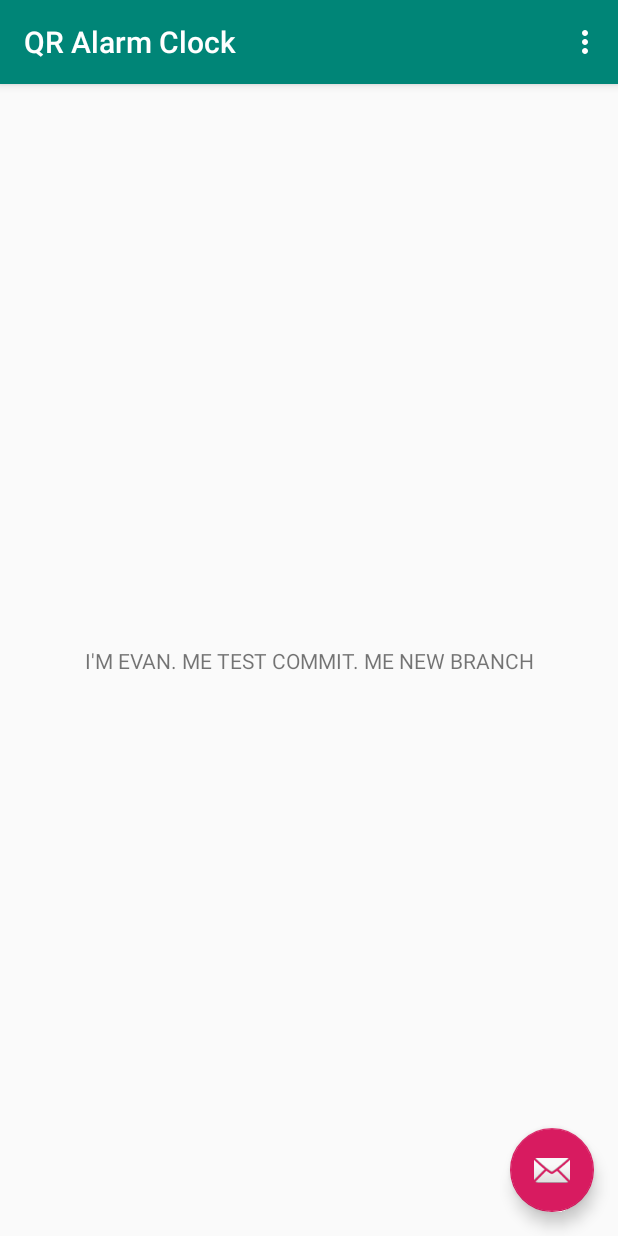
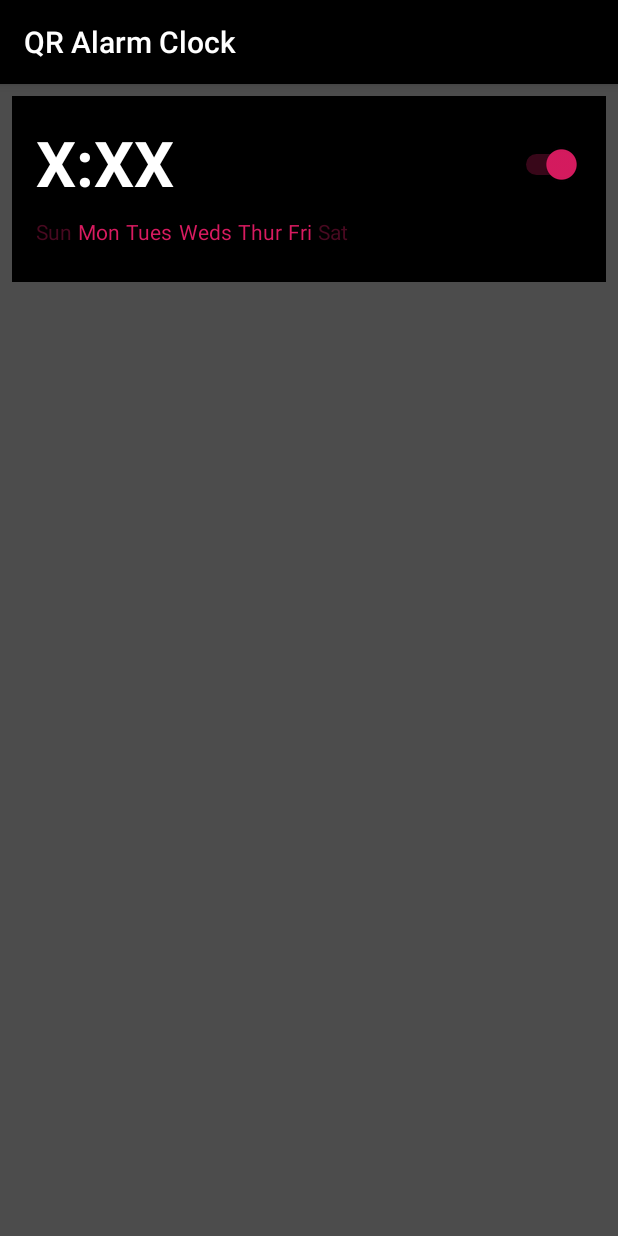
Before and after one commit to topoftheyear/QR-Alarm-Clock, an Android app: the screen it shows after launch (TestActivity before the commit, MainAlarms after it), on a phone screen of 412 x 824 dp. Run offline under Robolectric (Android 15) with nearby library versions, the phone set to English and light mode, and no system bars.

Commit message:
Created main page w/ one alarm. Alarm is hardcoded in, does not function at all.
TODO: Everything, including:
Make a click on Card open alarm settings screen (second activity)
Make toggle switch grey the Card in/out
Make text in card reflect alarm settings

```diff
--- a/app/build.gradle
+++ b/app/build.gradle
@@ -34,10 +34,14 @@ android {
 
 dependencies {
     implementation fileTree(dir: 'libs', include: ['*.jar'])
-    implementation"org.jetbrains.kotlin:kotlin-stdlib-jdk7:$kotlin_version"
+    implementation "org.jetbrains.kotlin:kotlin-stdlib-jdk7:$kotlin_version"
     implementation 'com.android.support:appcompat-v7:28.0.0'
     implementation 'com.android.support.constraint:constraint-layout:1.1.3'
     implementation 'com.android.support:design:28.0.0'
+
+    implementation 'com.android.support:cardview-v7:28.0.0'
+
+    implementation 'com.android.support:support-v4:28.0.0'
     testImplementation 'junit:junit:4.12'
     androidTestImplementation 'com.android.support.test:runner:1.0.2'
     androidTestImplementation 'com.android.support.test.espresso:espresso-core:3.0.2'
--- /dev/null
+++ b/app/src/main/java/crundle/qralarmclock/MainAlarms.java
@@ -0,0 +1,12 @@
+package crundle.qralarmclock;
+import android.os.Bundle;
+import android.support.v7.app.AppCompatActivity;
+
+public class MainAlarms extends AppCompatActivity {
+
+    @Override
+    protected void onCreate(Bundle savedInstanceState) {
+        super.onCreate(savedInstanceState);
+        setContentView(R.layout.activity_main_alarms);
+    }
+}
--- a/app/src/main/java/crundle/qralarmclock/TestActivity.kt
+++ /dev/null
@@ -1,56 +0,0 @@
-package crundle.qralarmclock
-
-import android.os.Bundle
-import android.support.design.widget.Snackbar
-import android.support.v7.app.AppCompatActivity;
-import android.view.Menu
-import android.view.MenuItem
-
-import kotlinx.android.synthetic.main.activity_test.*
-import kotlinx.android.synthetic.main.content_test.*
-class TestActivity : AppCompatActivity() {
-
-    override fun onCreate(savedInstanceState: Bundle?) {
-        super.onCreate(savedInstanceState)
-        setContentView(R.layout.activity_test)
-        setSupportActionBar(toolbar)
-
-        fab.setOnClickListener { view ->
-            Snackbar.make(view, "Replace with your own action", Snackbar.LENGTH_LONG)
-                    .setAction("Action", null).show()
-        }
-
-    // Example of a call to a native method
-    sample_text.text = stringFromJNI()
-    }
-
-    override fun onCreateOptionsMenu(menu: Menu): Boolean {
-        // Inflate the menu; this adds items to the action bar if it is present.
-        menuInflater.inflate(R.menu.menu_test, menu)
-        return true
-    }
-
-    override fun onOptionsItemSelected(item: MenuItem): Boolean {
-        // Handle action bar item clicks here. The action bar will
-        // automatically handle clicks on the Home/Up button, so long
-        // as you specify a parent activity in AndroidManifest.xml.
-        return when(item.itemId) {
-            R.id.action_settings -> true
-            else -> super.onOptionsItemSelected(item)
-        }
-    }
-
-    /**
-     * A native method that is implemented by the 'native-lib' native library,
-     * which is packaged with this application.
-     */
-    external fun stringFromJNI(): String
-
-    companion object {
-
-        // Used to load the 'native-lib' library on application startup.
-        init {
-            System.loadLibrary("native-lib")
-        }
-    }
-}
--- /dev/null
+++ b/app/src/main/res/layout/activity_main_alarms.xml
@@ -0,0 +1,174 @@
+<?xml version="1.0" encoding="utf-8"?>
+<android.support.constraint.ConstraintLayout
+        xmlns:android="http://schemas.android.com/apk/res/android"
+        xmlns:tools="http://schemas.android.com/tools"
+        xmlns:app="http://schemas.android.com/apk/res-auto"
+        android:layout_width="match_parent"
+        android:layout_height="match_parent"
+        tools:context=".MainAlarms">
+
+    <LinearLayout
+            android:orientation="vertical"
+            android:weightSum="10"
+            android:layout_width="0dp"
+            android:layout_height="140dp"
+            app:layout_constraintEnd_toEndOf="parent"
+            app:layout_constraintStart_toStartOf="parent"
+    >
+
+        <GridLayout
+                android:id="@+id/mainGrid"
+                android:columnCount="1"
+                android:rowCount="1"
+                android:alignmentMode="alignMargins"
+                android:columnOrderPreserved="false"
+                android:layout_weight="0"
+                android:layout_width="match_parent"
+                android:layout_height="match_parent"
+                android:padding="8dp"
+        >
+
+            <!--Card where Alarm should go-->
+            <android.support.v7.widget.CardView
+                    android:layout_width="0dp"
+                    android:layout_height="match_parent"
+                    android:layout_columnWeight="1"
+                    android:layout_marginBottom="0dp"
+                    android:layout_marginLeft="0dp"
+                    android:layout_marginRight="0dp"
+                    app:cardElevation="8dp"
+                    app:cardCornerRadius="0dp"
+                    app:cardBackgroundColor="@color/colorPrimaryDark"
+            >
+                <android.support.constraint.ConstraintLayout
+                        android:layout_width="match_parent"
+                        android:layout_height="140dp">
+
+                    <TextView
+                            android:id="@+id/textView5"
+                            android:text="X:XX"
+                            android:textColor="@android:color/white"
+                            android:textSize="42sp"
+                            android:textStyle="bold"
+                            android:layout_height="wrap_content"
+                            android:layout_width="95dp"
+                            android:layout_toStartOf="@+id/switch1"
+                            app:layout_constraintTop_toTopOf="parent"
+                            app:layout_constraintStart_toStartOf="parent"
+                            android:layout_marginStart="16dp"
+                            android:layout_marginTop="16dp"/>
+
+                    <Switch
+                            android:id="@+id/switch1"
+                            android:layout_height="wrap_content"
+                            android:layout_width="wrap_content"
+                            android:checked="true"
+                            android:textAllCaps="false"
+                            android:layout_alignParentEnd="true"
+                            android:layout_alignParentTop="true"
+                            app:layout_constraintEnd_toEndOf="parent"
+                            android:layout_marginEnd="16dp"
+                            android:layout_marginTop="32dp"
+                            app:layout_constraintTop_toTopOf="parent"/>
+
+
+                    <!-- Days -->
+                    <TextView
+                            android:id="@+id/daySun"
+                            android:text="Sun"
+                            android:layout_width="wrap_content"
+                            android:layout_height="wrap_content"
+                            android:layout_alignParentStart="true"
+                            android:layout_alignParentBottom="true"
+                            android:textColor="@color/dayNotSelected"
+                            app:layout_constraintStart_toStartOf="parent"
+                            android:layout_marginStart="16dp"
+                            android:layout_marginTop="8dp"
+                            app:layout_constraintTop_toBottomOf="@+id/textView5"/>
+                    <TextView
+                            android:id="@+id/dayMon"
+                            android:text="Mon"
+                            android:layout_width="wrap_content"
+                            android:layout_height="wrap_content"
+                            android:layout_alignParentStart="true"
+                            android:layout_alignParentBottom="true"
+                            android:textColor="@color/daySelected"
+                            android:layout_marginTop="8dp"
+                            app:layout_constraintTop_toBottomOf="@+id/textView5"
+                            app:layout_constraintStart_toEndOf="@+id/daySun"
+                            android:layout_marginStart="4dp"/>
+                    <TextView
+                            android:id="@+id/dayTues"
+                            android:text="Tues"
+                            android:layout_width="wrap_content"
+                            android:layout_height="wrap_content"
+                            android:layout_alignParentStart="true"
+                            android:layout_alignParentBottom="true"
+                            android:textColor="@color/daySelected"
+                            android:layout_marginTop="8dp"
+                            app:layout_constraintTop_toBottomOf="@+id/textView5"
+                            app:layout_constraintStart_toEndOf="@+id/dayMon"
+                            android:layout_marginStart="4dp"/>
+                    <TextView
+                            android:id="@+id/dayWeds"
+                            android:text="Weds"
+                            android:layout_width="wrap_content"
+                            android:layout_height="wrap_content"
+                            android:layout_alignParentStart="true"
+                            android:layout_alignParentBottom="true"
+                            android:textColor="@color/daySelected"
+                            android:layout_marginTop="8dp"
+                            app:layout_constraintTop_toBottomOf="@+id/textView5"
+                            app:layout_constraintStart_toEndOf="@+id/dayTues"
+                            android:layout_marginStart="4dp"/>
+                    <TextView
+                            android:id="@+id/dayThur"
+                            android:text="Thur"
+                            android:layout_width="wrap_content"
+                            android:layout_height="wrap_content"
+                            android:layout_alignParentStart="true"
+                            android:layout_alignParentBottom="true"
+                            android:textColor="@color/daySelected"
+                            android:layout_marginTop="8dp"
+                            app:layout_constraintTop_toBottomOf="@+id/textView5"
+                            app:layout_constraintStart_toEndOf="@+id/dayWeds"
+                            android:layout_marginStart="4dp"/>
+                    <TextView
+                            android:id="@+id/dayFri"
+                            android:text="Fri"
+                            android:layout_width="wrap_content"
+                            android:layout_height="wrap_content"
+                            android:layout_alignParentStart="true"
+                            android:layout_alignParentBottom="true"
+                            android:textColor="@color/daySelected"
+                            android:layout_marginTop="8dp"
+                            app:layout_constraintTop_toBottomOf="@+id/textView5"
+                            app:layout_constraintStart_toEndOf="@+id/dayThur"
+                            android:layout_marginStart="4dp"/>
+                    <TextView
+                            android:id="@+id/daySat"
+                            android:text="Sat"
+                            android:layout_width="wrap_content"
+                            android:layout_height="wrap_content"
+                            android:layout_alignParentStart="true"
+                            android:layout_alignParentBottom="true"
+                            android:textColor="@color/dayNotSelected"
+                            android:layout_marginTop="8dp"
+                            app:layout_constraintTop_toBottomOf="@+id/textView5"
+                            app:layout_constraintStart_toEndOf="@+id/dayFri"
+                            android:layout_marginStart="4dp"/>
+
+
+
+                </android.support.constraint.ConstraintLayout>
+
+
+
+            </android.support.v7.widget.CardView>
+
+        </GridLayout>
+
+    </LinearLayout>
+
+
+</android.support.constraint.ConstraintLayout>
--- a/app/src/main/res/layout/activity_test.xml
+++ /dev/null
@@ -1,34 +0,0 @@
-<?xml version="1.0" encoding="utf-8"?>
-<android.support.design.widget.CoordinatorLayout
-    xmlns:android="http://schemas.android.com/apk/res/android"
-    xmlns:app="http://schemas.android.com/apk/res-auto"
-    xmlns:tools="http://schemas.android.com/tools"
-    android:layout_width="match_parent"
-    android:layout_height="match_parent"
-    tools:context=".TestActivity">
-
-    <android.support.design.widget.AppBarLayout
-        android:layout_height="wrap_content"
-        android:layout_width="match_parent"
-        android:theme="@style/AppTheme.AppBarOverlay">
-
-        <android.support.v7.widget.Toolbar
-            android:id="@+id/toolbar"
-            android:layout_width="match_parent"
-            android:layout_height="?attr/actionBarSize"
-            android:background="?attr/colorPrimary"
-            app:popupTheme="@style/AppTheme.PopupOverlay" />
-
-    </android.support.design.widget.AppBarLayout>
-
-    <include layout="@layout/content_test"/>
-
-    <android.support.design.widget.FloatingActionButton
-        android:id="@+id/fab"
-        android:layout_width="wrap_content"
-        android:layout_height="wrap_content"
-        android:layout_gravity="bottom|end"
-        android:layout_margin="@dimen/fab_margin"
-        app:srcCompat="@android:drawable/ic_dialog_email" />
-
-</android.support.design.widget.CoordinatorLayout>
--- a/app/src/main/res/layout/content_test.xml
+++ /dev/null
@@ -1,22 +0,0 @@
-<?xml version="1.0" encoding="utf-8"?>
-<android.support.constraint.ConstraintLayout
-    xmlns:android="http://schemas.android.com/apk/res/android"
-    xmlns:tools="http://schemas.android.com/tools"
-    xmlns:app="http://schemas.android.com/apk/res-auto"
-    android:layout_width="match_parent"
-    android:layout_height="match_parent"
-    app:layout_behavior="@string/appbar_scrolling_view_behavior"
-    tools:showIn="@layout/activity_test"
-    tools:context=".TestActivity">
-
-    <TextView
-            android:id="@+id/sample_text"
-            android:layout_width="wrap_content"
-            android:layout_height="wrap_content"
-            android:text="I'M EVAN. ME TEST COMMIT. ME NEW BRANCH"
-            app:layout_constraintBottom_toBottomOf="parent"
-            app:layout_constraintLeft_toLeftOf="parent"
-            app:layout_constraintRight_toRightOf="parent"
-            app:layout_constraintTop_toTopOf="parent"/>
-
-</android.support.constraint.ConstraintLayout>
--- a/app/src/main/res/menu/menu_test.xml
+++ /dev/null
@@ -1,9 +0,0 @@
-<menu xmlns:android="http://schemas.android.com/apk/res/android"
-    xmlns:app="http://schemas.android.com/apk/res-auto"
-    xmlns:tools="http://schemas.android.com/tools"
-    tools:context="crundle.qralarmclock.TestActivity" >
-    <item android:id="@+id/action_settings"
-        android:title="@string/action_settings"
-        android:orderInCategory="100"
-        app:showAsAction="never" />
-</menu>
--- a/app/src/main/res/values/colors.xml
+++ b/app/src/main/res/values/colors.xml
@@ -1,6 +1,10 @@
 <?xml version="1.0" encoding="utf-8"?>
 <resources>
-    <color name="colorPrimary">#008577</color>
-    <color name="colorPrimaryDark">#00574B</color>
-    <color name="colorAccent">#D81B60</color>
+    <color name="colorPrimary">#000000</color>
+    <color name="colorPrimaryDark">#000000</color>
+    <color name="colorAccent">#d81b60</color>
+    <color name="background_material_light">#222222</color>
+    <color name="fuckinGRAY">#4c4c4c</color>
+    <color name="dayNotSelected">#55d81b60</color>
+    <color name="daySelected">#d81b60</color>
 </resources>
--- a/app/src/main/res/values/dimens.xml
+++ b/app/src/main/res/values/dimens.xml
@@ -1,3 +1,2 @@
 <resources>
-    <dimen name="fab_margin">16dp</dimen>
 </resources>
--- a/app/src/main/res/values/strings.xml
+++ b/app/src/main/res/values/strings.xml
@@ -1,4 +1,6 @@
 <resources>
     <string name="app_name">QR Alarm Clock</string>
-    <string name="action_settings">Settings</string>
+
+    <!-- TODO: Remove or change this placeholder text -->
+    <string name="hello_blank_fragment">Hello blank fragment</string>
 </resources>
--- a/app/src/main/res/values/styles.xml
+++ b/app/src/main/res/values/styles.xml
@@ -6,12 +6,11 @@
         <item name="colorPrimary">@color/colorPrimary</item>
         <item name="colorPrimaryDark">@color/colorPrimaryDark</item>
         <item name="colorAccent">@color/colorAccent</item>
+        <item name="android:colorBackground">@color/fuckinGRAY</item>
+        <item name="android:textColorPrimary">@android:color/white</item>
+        <item name="android:textColorSecondary">@android:color/white</item>
+        <item name="android:textColorSecondaryInverse">@android:color/white</item>
+        <item name="android:textColorPrimaryInverse">@android:color/white</item>
     </style>
-    <style name="AppTheme.NoActionBar">
-        <item name="windowActionBar">false</item>
-        <item name="windowNoTitle">true</item>
-    </style>
-    <style name="AppTheme.AppBarOverlay" parent="ThemeOverlay.AppCompat.Dark.ActionBar" />
-    <style name="AppTheme.PopupOverlay" parent="ThemeOverlay.AppCompat.Light" />
 
 </resources>
```
Also changed, not shown: app/src/main/AndroidManifest.xml (+10 -12 lines), 2 other files.
